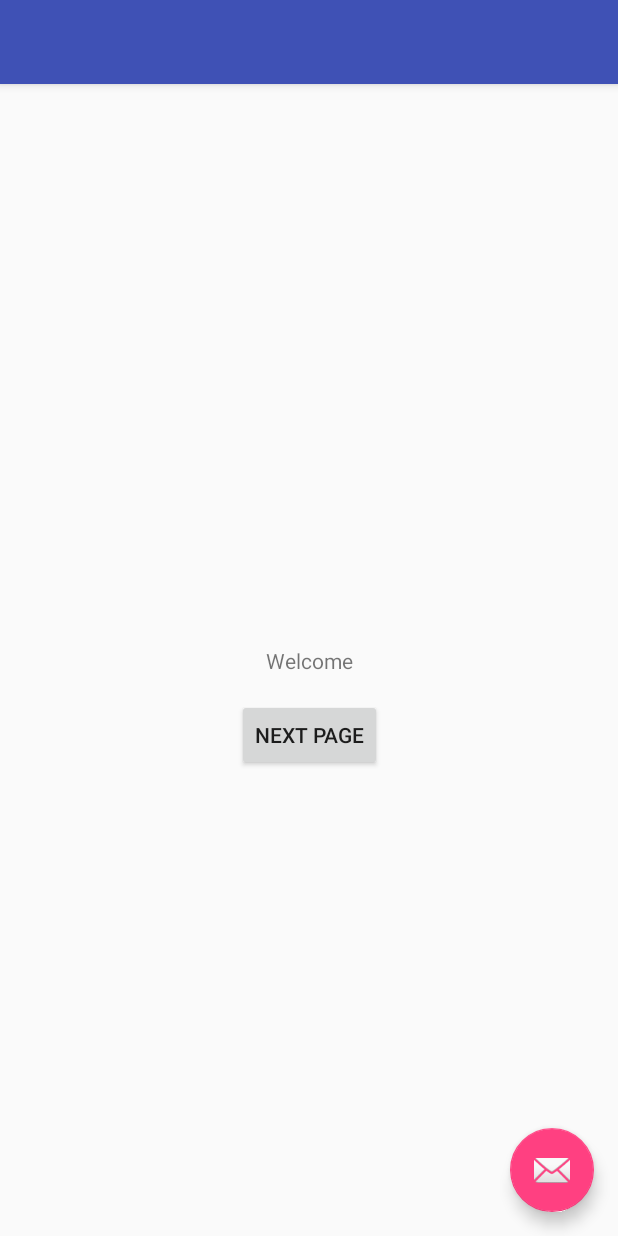
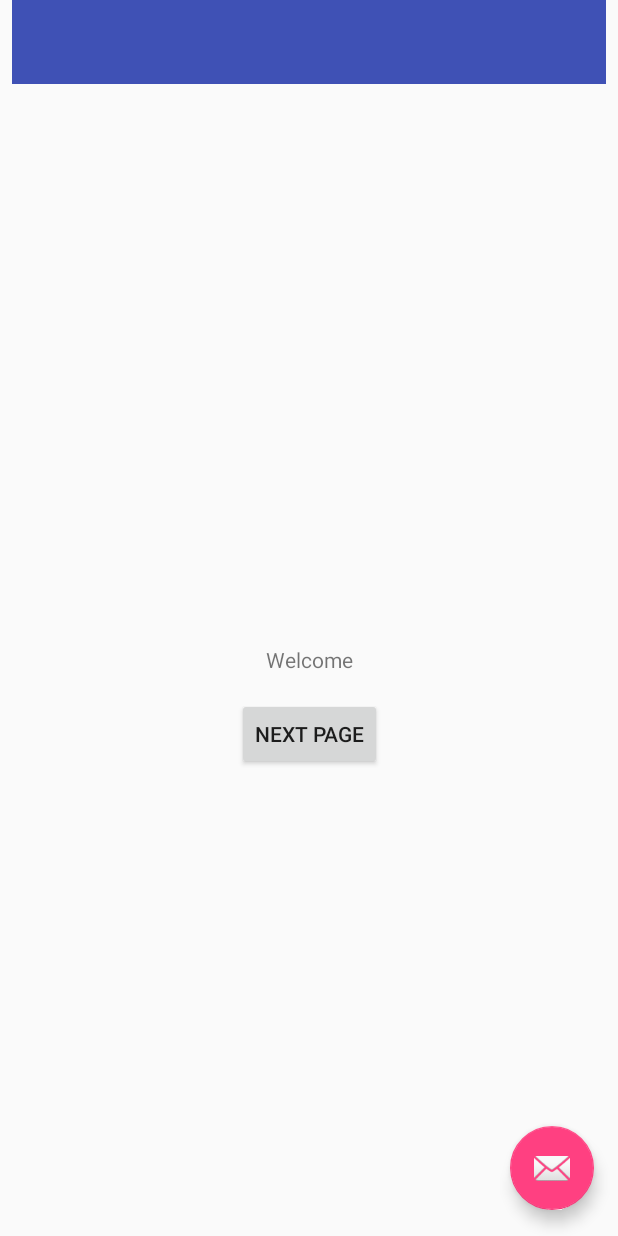
Before and after one commit to Civilis317/android-app, an Android app: the layout activity_main.xml on its own in the app's theme, with its tools: preview values and no code run, on a phone screen of 412 x 824 dp. Run offline under Robolectric (Android 15) with nearby library versions, the phone set to English and light mode, and no system bars.

Commit message:
constraints are shown

```diff
--- a/app/src/main/res/layout/activity_main.xml
+++ b/app/src/main/res/layout/activity_main.xml
@@ -1,33 +1,52 @@
 <?xml version="1.0" encoding="utf-8"?>
-<android.support.design.widget.CoordinatorLayout xmlns:android="http://schemas.android.com/apk/res/android"
+<android.support.constraint.ConstraintLayout xmlns:android="http://schemas.android.com/apk/res/android"
     xmlns:app="http://schemas.android.com/apk/res-auto"
     xmlns:tools="http://schemas.android.com/tools"
     android:layout_width="match_parent"
     android:layout_height="match_parent"
     tools:context="com.example.civilis.myapplication.MainActivity">
 
-    <android.support.design.widget.AppBarLayout
-        android:layout_width="match_parent"
-        android:layout_height="wrap_content"
-        android:theme="@style/AppTheme.AppBarOverlay">
 
-        <android.support.v7.widget.Toolbar
-            android:id="@+id/toolbar"
-            android:layout_width="match_parent"
-            android:layout_height="?attr/actionBarSize"
-            android:background="?attr/colorPrimary"
-            app:popupTheme="@style/AppTheme.PopupOverlay" />
+    <android.support.v7.widget.Toolbar
+        android:id="@+id/appBarLayout"
+        android:layout_width="0dp"
+        android:layout_height="?attr/actionBarSize"
+        android:background="?attr/colorPrimary"
+        app:popupTheme="@style/AppTheme.PopupOverlay"
+        tools:layout_constraintTop_creator="1"
+        tools:layout_constraintRight_creator="1"
+        android:layout_marginStart="8dp"
+        android:layout_marginEnd="8dp"
+        app:layout_constraintRight_toRightOf="parent"
+        tools:layout_constraintLeft_creator="1"
+        app:layout_constraintLeft_toLeftOf="parent"
+        app:layout_constraintTop_toTopOf="parent" />
 
-    </android.support.design.widget.AppBarLayout>
 
-    <include layout="@layout/content_main" />
+    <include
+        layout="@layout/content_main"
+        android:layout_height="0dp"
+        android:layout_width="0dp"
+        tools:layout_constraintTop_creator="1"
+        tools:layout_constraintRight_creator="1"
+        tools:layout_constraintBottom_creator="1"
+        app:layout_constraintBottom_toBottomOf="parent"
+        app:layout_constraintRight_toRightOf="parent"
+        app:layout_constraintTop_toBottomOf="@+id/appBarLayout"
+        tools:layout_constraintLeft_creator="1"
+        android:layout_marginBottom="1dp"
+        app:layout_constraintLeft_toLeftOf="parent" />
 
     <android.support.design.widget.FloatingActionButton
         android:id="@+id/fab"
         android:layout_width="wrap_content"
         android:layout_height="wrap_content"
-        android:layout_gravity="bottom|end"
-        android:layout_margin="@dimen/fab_margin"
-        app:srcCompat="@android:drawable/ic_dialog_email" />
+        app:srcCompat="@android:drawable/ic_dialog_email"
+        tools:layout_constraintRight_creator="1"
+        tools:layout_constraintBottom_creator="1"
+        app:layout_constraintBottom_toBottomOf="parent"
+        android:layout_marginEnd="16dp"
+        app:layout_constraintRight_toRightOf="parent"
+        android:layout_marginBottom="17dp" />
 
-</android.support.design.widget.CoordinatorLayout>
+</android.support.constraint.ConstraintLayout>
```
